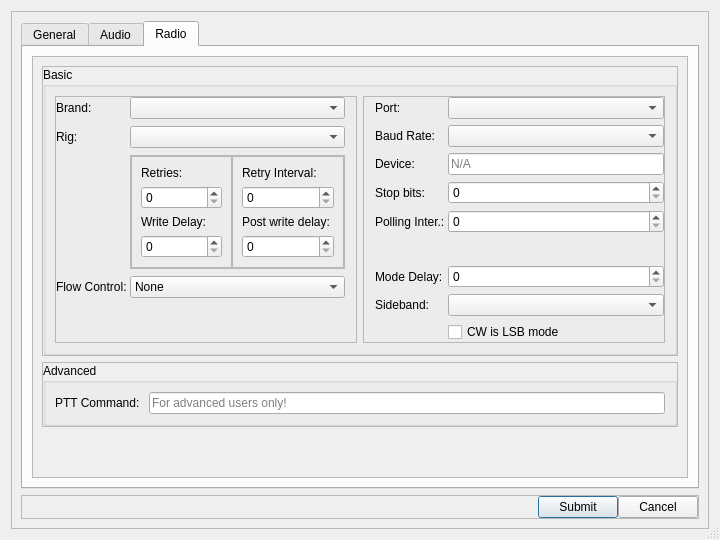
GekkoFyre/small-world-deluxe, file src/ui/dialogsettings.ui: the form before one commit.
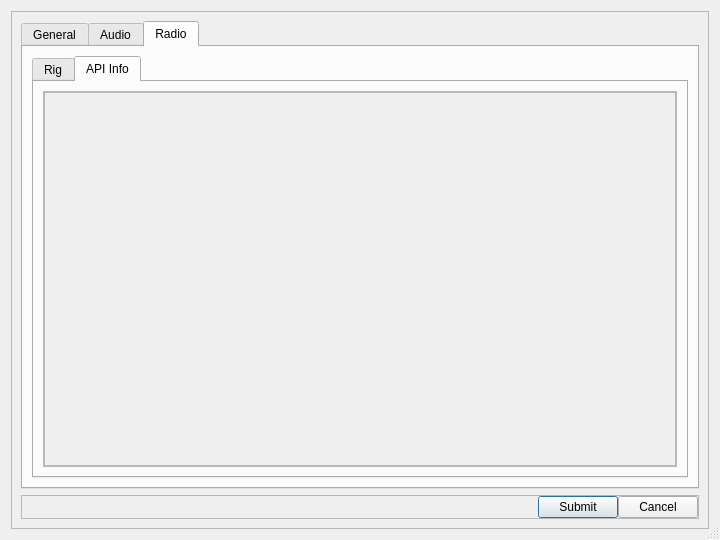
The form after the commit. The open tabs and pages were chosen to show the change.

Commit message: * Cleaned up the setting's dialog quite a bit!

Diff of the .ui file:
```diff
--- a/src/ui/dialogsettings.ui
+++ b/src/ui/dialogsettings.ui
@@ -1235,7 +1235,38 @@
             </attribute>
             <layout class="QVBoxLayout" name="verticalLayout_12">
              <item>
-              <widget class="QScrollArea" name="scrollArea_radio_rig_settings">
+              <widget class="QTabWidget" name="tabWidget_2">
+               <property name="currentIndex">
+                <number>0</number>
+               </property>
+               <widget class="QWidget" name="tab">
+                <attribute name="title">
+                 <string>Rig</string>
+                </attribute>
+                <layout class="QVBoxLayout" name="verticalLayout_10">
+                 <item>
+                  <widget class="QFrame" name="frame_2">
+                   <property name="frameShape">
+                    <enum>QFrame::StyledPanel</enum>
+                   </property>
+                   <property name="frameShadow">
+                    <enum>QFrame::Raised</enum>
+                   </property>
+                   <layout class="QVBoxLayout" name="verticalLayout_30">
+                    <property name="leftMargin">
+                     <number>0</number>
+                    </property>
+                    <property name="topMargin">
+                     <number>0</number>
+                    </property>
+                    <property name="rightMargin">
+                     <number>0</number>
+                    </property>
+                    <property name="bottomMargin">
+                     <number>0</number>
+                    </property>
+                    <item>
+                     <widget class="QScrollArea" name="scrollArea_2">
                <property name="frameShadow">
                 <enum>QFrame::Plain</enum>
                </property>
@@ -1250,11 +1281,11 @@
                  <rect>
                   <x>0</x>
                   <y>0</y>
-                  <width>656</width>
-                  <height>417</height>
-                 </rect>
-                </property>
-                <layout class="QVBoxLayout" name="verticalLayout_20">
+                         <width>609</width>
+                         <height>372</height>
+                        </rect>
+                       </property>
+                       <layout class="QVBoxLayout" name="verticalLayout_33">
                  <item>
                   <widget class="QFrame" name="frame_2_rig_top">
                    <property name="frameShape">
@@ -1370,9 +1401,9 @@
                                <property name="frameShadow">
                                 <enum>QFrame::Raised</enum>
                                </property>
-                               <layout class="QVBoxLayout" name="verticalLayout_10">
+                                      <layout class="QVBoxLayout" name="verticalLayout_31">
                                 <item>
-                                 <widget class="QLabel" name="label_subopt_retries">
+                                        <widget class="QLabel" name="label_subopt_retries_2">
                                   <property name="text">
                                    <string>Retries: </string>
                                   </property>
@@ -1386,7 +1417,7 @@
                                  </widget>
                                 </item>
                                 <item>
-                                 <widget class="QLabel" name="label_subopt_write_delay">
+                                        <widget class="QLabel" name="label_subopt_write_delay_2">
                                   <property name="text">
                                    <string>Write Delay:</string>
                                   </property>
@@ -1675,6 +1706,67 @@
                     </size>
                    </property>
                   </spacer>
+                        </item>
+                       </layout>
+                      </widget>
+                     </widget>
+                    </item>
+                   </layout>
+                  </widget>
+                 </item>
+                </layout>
+               </widget>
+               <widget class="QWidget" name="tab_2">
+                <attribute name="title">
+                 <string>API Info</string>
+                </attribute>
+                <layout class="QVBoxLayout" name="verticalLayout_34">
+                 <item>
+                  <widget class="QFrame" name="frame_3">
+                   <property name="frameShape">
+                    <enum>QFrame::StyledPanel</enum>
+                   </property>
+                   <property name="frameShadow">
+                    <enum>QFrame::Raised</enum>
+                   </property>
+                   <layout class="QVBoxLayout" name="verticalLayout_35">
+                    <property name="leftMargin">
+                     <number>0</number>
+                    </property>
+                    <property name="topMargin">
+                     <number>0</number>
+                    </property>
+                    <property name="rightMargin">
+                     <number>0</number>
+                    </property>
+                    <property name="bottomMargin">
+                     <number>0</number>
+                    </property>
+                    <item>
+                     <widget class="QScrollArea" name="scrollArea_3">
+                      <property name="frameShadow">
+                       <enum>QFrame::Plain</enum>
+                      </property>
+                      <property name="horizontalScrollBarPolicy">
+                       <enum>Qt::ScrollBarAlwaysOff</enum>
+                      </property>
+                      <property name="widgetResizable">
+                       <bool>true</bool>
+                      </property>
+                      <widget class="QWidget" name="scrollAreaWidgetContents_4">
+                       <property name="geometry">
+                        <rect>
+                         <x>0</x>
+                         <y>0</y>
+                         <width>98</width>
+                         <height>28</height>
+                        </rect>
+                       </property>
+                      </widget>
+                     </widget>
+                    </item>
+                   </layout>
+                  </widget>
                  </item>
                 </layout>
                </widget>
```
Left out of the diff: 78 changed lines with no effect on the pictures. Lines whose indentation alone changed are shown as unchanged.
